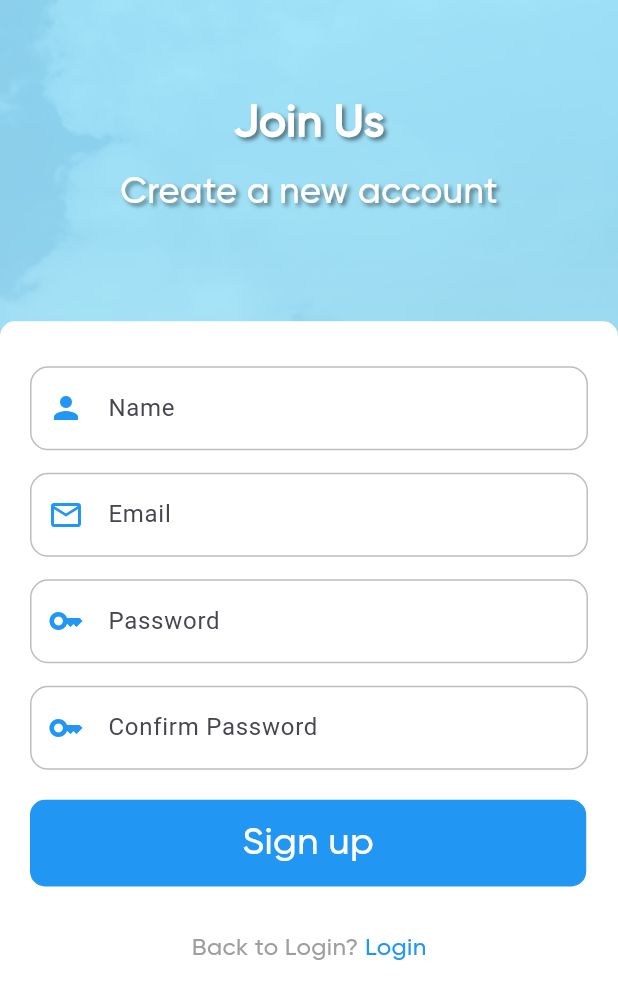
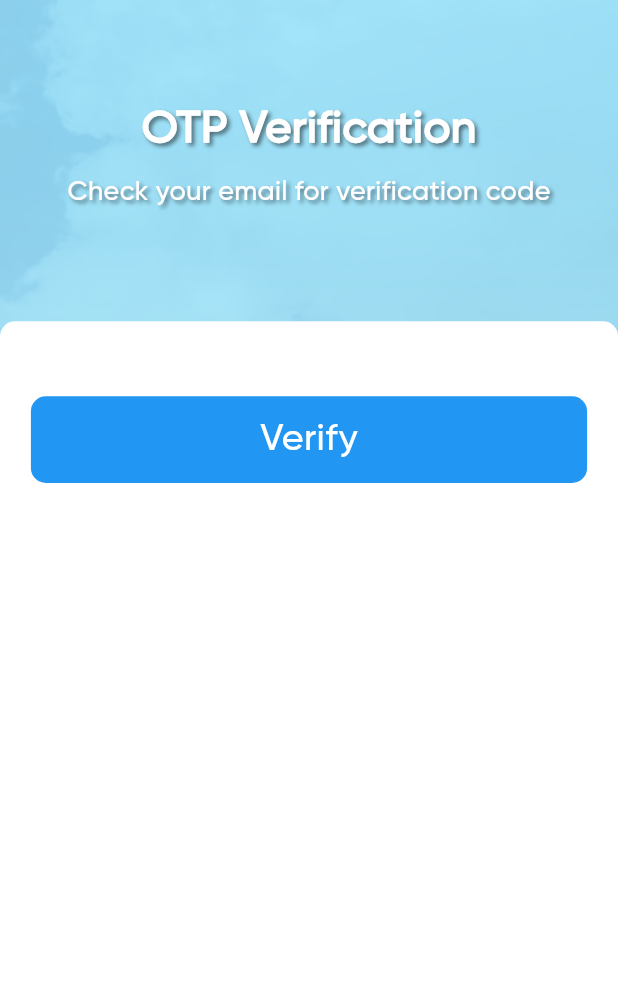
Before and after one commit to Rehman79/weather_app_flutter, a Flutter app: the screen it shows after launch, on a phone screen of 412 x 824 dp. Shown: the top 999 px of the screen. Run offline on Flutter 3.47's test engine with Material 3 defaults, Android fonts, the phone set to English and light mode, and no system bars.

```diff
--- a/lib/main.dart
+++ b/lib/main.dart
@@ -1,13 +1,15 @@
 import 'package:flutter/material.dart';
+import 'package:weather_app_flutter/views/Forgotpass_page.dart';
 import 'package:weather_app_flutter/views/Home_page.dart';
 import 'package:weather_app_flutter/views/Login_page.dart';
+import 'package:weather_app_flutter/views/Otp_page.dart';
 import 'package:weather_app_flutter/views/initial_page.dart';
 import 'package:weather_app_flutter/views/registration_page.dart';
 
 void main() {
   runApp(MaterialApp(
     debugShowCheckedModeBanner: false,
-    home: register(),
+    home: OtpPage(),
     routes: {
       '/initial':(context)=>initial(),
       '/login': (context) => login(),
--- a/lib/utils/login_cont.dart
+++ b/lib/utils/login_cont.dart
@@ -32,6 +32,7 @@ class LoginCont extends StatelessWidget {
             content: subcontent,
             color: Colors.white,
             logText: true,
+            fontSize: 18,
           ),
         ],
       ),
--- /dev/null
+++ b/lib/views/Otp_page.dart
@@ -0,0 +1,54 @@
+import 'package:flutter/cupertino.dart';
+import 'package:flutter/material.dart';
+import 'package:weather_app_flutter/utils/bg_cont.dart';
+
+import '../utils/custom_text_field.dart';
+import '../utils/login_cont.dart';
+import '../utils/reuse_log_button.dart';
+
+class OtpPage extends StatelessWidget {
+ OtpPage({super.key});
+  @override
+  Widget build(BuildContext context) {
+    double height = MediaQuery
+        .of(context)
+        .size
+        .height;
+    double width = MediaQuery
+        .of(context)
+        .size
+        .width;
+    return Scaffold(
+        body: BgCont(
+            child: Column(
+              children: [
+                LoginCont(
+                    maincontent: 'OTP Verification', subcontent: 'Check your email for verification code'),
+                SizedBox(height: height * 0.01),
+                Container(
+                  decoration: BoxDecoration(
+                      color: Colors.white,
+                      borderRadius: BorderRadius.only(
+                          topLeft: Radius.circular(10),
+                          topRight: Radius.circular(10))
+                  ),
+                  height: height * 0.74,
+                  width: width,
+                  child: Column(
+                    children: [
+                      //otp box format firebase
+                      SizedBox(height: 50),
+                      ReuseLogButton(content: 'Verify',
+                        onTap: () {},
+                        color: Colors.blue,
+                        textcolor: Colors.white,
+                        fontSize: 25, icon_chk: false,),
+                    ],
+                  ),
+                )
+              ],
+            )
+        )
+    );
+  }
+}
```
Also changed, not shown: lib/views/Forgotpass_page.dart (added, +69 -0 lines).
